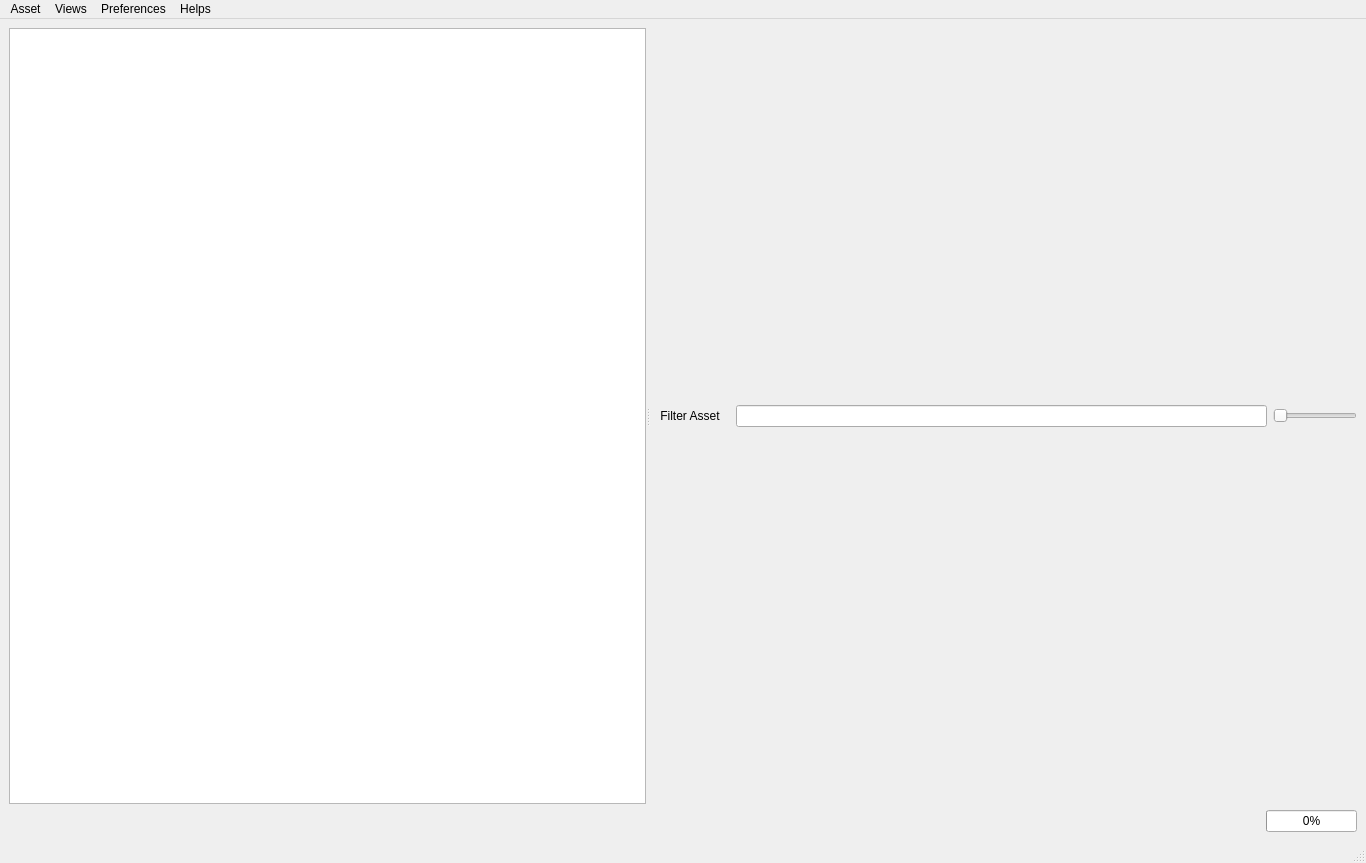
Qt form src/developer/main/assetContent/assetbrowser/widget/ui/AssetBrowserUI.ui (code-google-com/mayatools) before a commit.
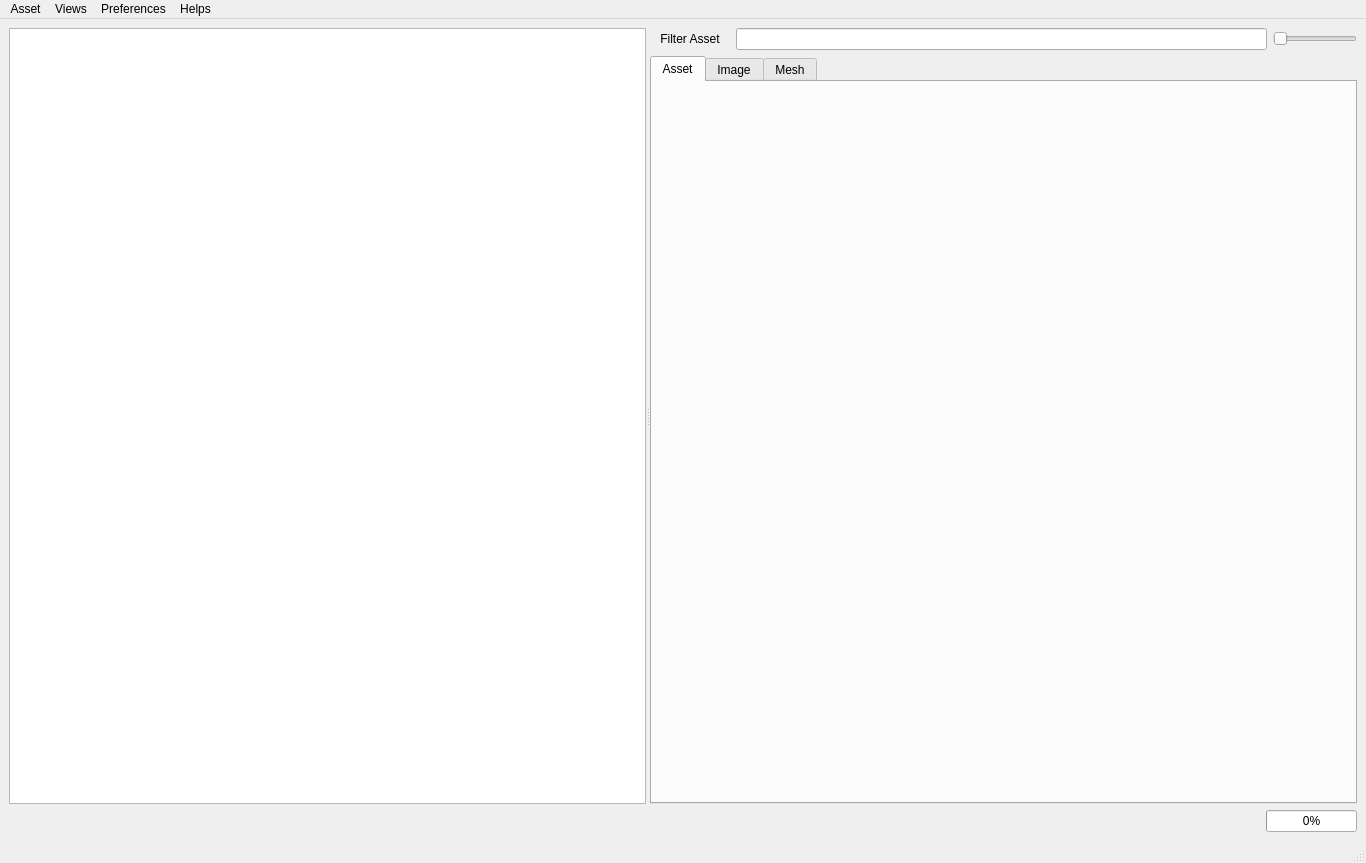
The same form after that commit. The open tabs and pages were chosen to show the change. Icons and pictures are not drawn.

```diff
--- a/src/developer/main/assetContent/assetbrowser/widget/ui/AssetBrowserUI.ui
+++ b/src/developer/main/assetContent/assetbrowser/widget/ui/AssetBrowserUI.ui
@@ -172,7 +172,38 @@
          </layout>
         </item>
         <item>
-         <layout class="QVBoxLayout" name="vGraphicsLayout"/>
+         <widget class="QTabWidget" name="tabWidget">
+          <property name="currentIndex">
+           <number>2</number>
+          </property>
+          <widget class="QWidget" name="tab_3">
+           <attribute name="title">
+            <string>Asset</string>
+           </attribute>
+           <layout class="QVBoxLayout" name="verticalLayout_4">
+            <property name="margin">
+             <number>3</number>
+            </property>
+            <item>
+             <layout class="QVBoxLayout" name="vGraphicsLayout">
+              <property name="spacing">
+               <number>3</number>
+              </property>
+             </layout>
+            </item>
+           </layout>
+          </widget>
+          <widget class="QWidget" name="tab_4">
+           <attribute name="title">
+            <string>Image</string>
+           </attribute>
+          </widget>
+          <widget class="QWidget" name="tab">
+           <attribute name="title">
+            <string>Mesh</string>
+           </attribute>
+          </widget>
+         </widget>
         </item>
        </layout>
       </widget>
```
